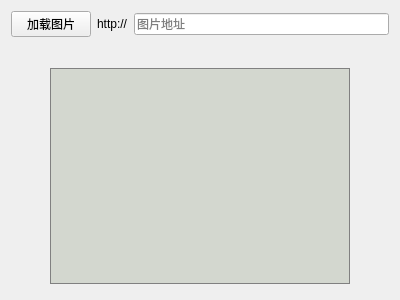
Above: demo/mainwindow.ui from oyoungs/QAsyncTask before the change. Below: the same form after it.
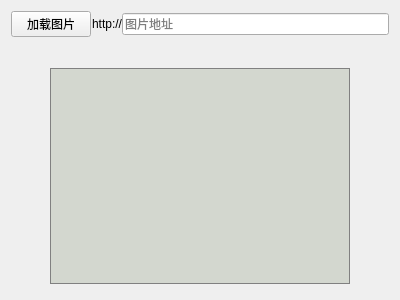
That is the form after the change.

Commit message: 去掉无用的QtNetwork引入

```diff
--- a/demo/mainwindow.ui
+++ b/demo/mainwindow.ui
@@ -20,6 +20,9 @@
     </property>
     <item>
      <layout class="QHBoxLayout" name="horizontalLayout">
+      <property name="spacing">
+       <number>0</number>
+      </property>
       <item>
        <widget class="QPushButton" name="btLoad">
         <property name="text">
@@ -32,6 +35,9 @@
         <property name="text">
          <string>http://</string>
         </property>
+        <property name="alignment">
+         <set>Qt::AlignRight|Qt::AlignTrailing|Qt::AlignVCenter</set>
+        </property>
        </widget>
       </item>
       <item>
```
The commit also changes 2 other files.
